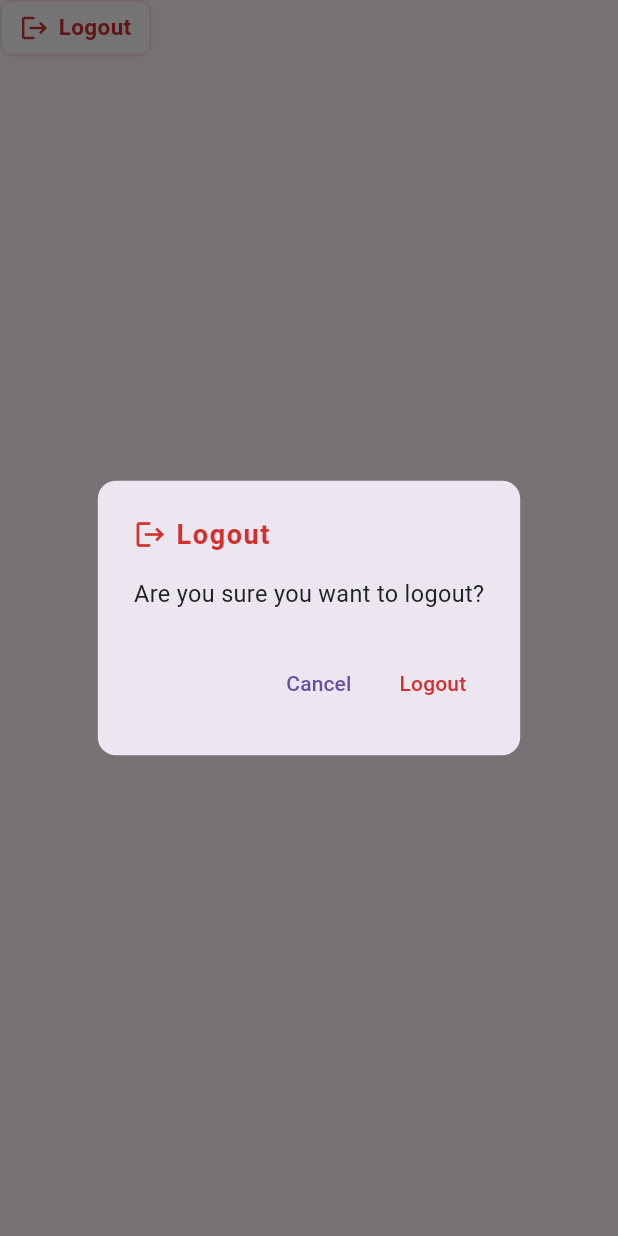
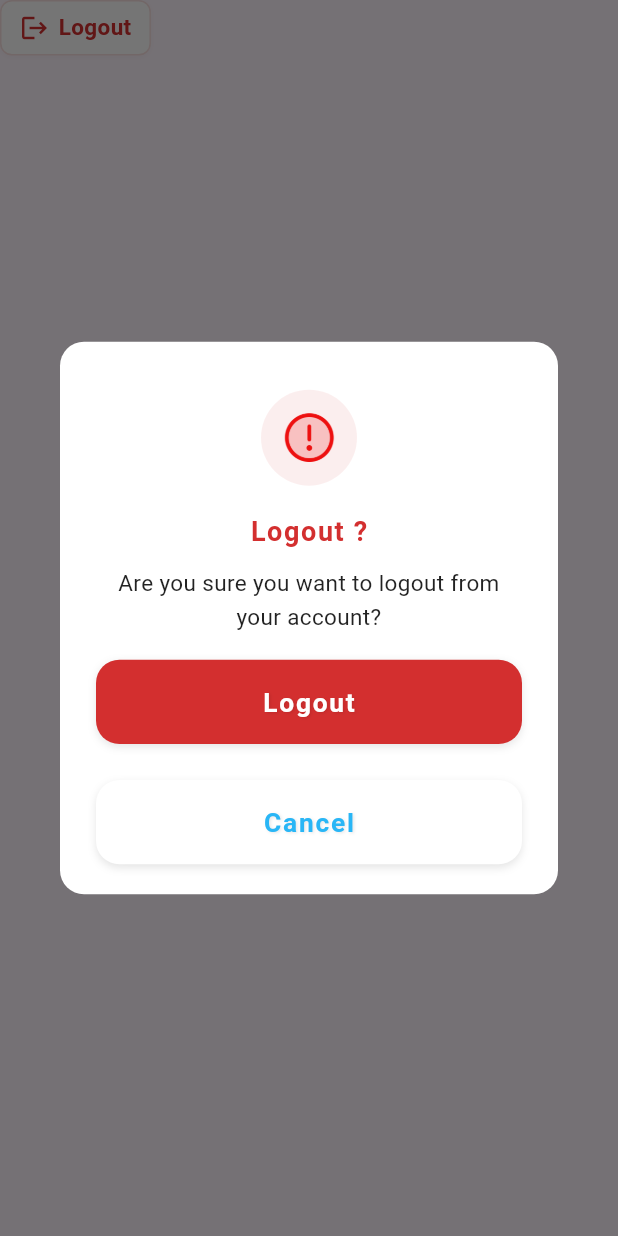
Before and after one commit to mohammadhamza16/e-commerce-cubit, a Flutter app: the CustomLogout widget shown alone on an empty page, opened directly, after a tap on "Logout", on a phone screen of 412 x 824 dp. Run offline on Flutter 3.47's test engine with Material 3 defaults, Android fonts, the phone set to English and light mode, and no system bars; our stand-ins replace bloc, cached_network_image, dartz, dio, equatable, flutter_bloc and 5 more; missing offline and left inert: animated_snack_bar; accounts and stored records are empty; network calls fail; Roboto replaces fonts that are missing (Cairo).

Commit message:
make logout dialog more friendly

```diff
--- a/lib/core/styles/app_assets.dart
+++ b/lib/core/styles/app_assets.dart
@@ -13,4 +13,5 @@ class AppAssets {
   static const String loginLoading = 'assets/lottie/loading.json';
   static const String imageLoading = 'assets/lottie/image_loading.json';
   static const String productsLoading = 'assets/lottie/products_loading.json';
+  static const String warning = 'assets/images/warning.png';
 }
--- a/lib/core/widgets/custom_button.dart
+++ b/lib/core/widgets/custom_button.dart
@@ -12,6 +12,7 @@ class CustomButton extends StatelessWidget {
   final bool isLoading;
   final double? width;
   final Widget? icon;
+  final bool? isGreadiant;
 
   const CustomButton({
     super.key,
@@ -24,6 +25,7 @@ class CustomButton extends StatelessWidget {
     this.isLoading = false,
     this.width,
     this.icon,
+    this.isGreadiant = true,
   });
 
   @override
@@ -36,7 +38,9 @@ class CustomButton extends StatelessWidget {
         width: width ?? double.infinity,
         padding: EdgeInsets.symmetric(vertical: 16.r),
         decoration: BoxDecoration(
-          gradient: LinearGradient(
+          gradient:
+              isGreadiant == true
+                  ? LinearGradient(
                     colors: [
                       color,
                       AppColor.secondary.withValues(alpha: 0.85),
@@ -46,7 +50,9 @@ class CustomButton extends StatelessWidget {
                     begin: Alignment.topLeft,
                     end: Alignment.bottomRight,
                     transform: const GradientRotation(0.12),
-          ),
+                  )
+                  : null,
+          color: isGreadiant == true ? null : color,
           borderRadius: BorderRadius.circular(borderRadius ?? 16.r),
           boxShadow: [
             BoxShadow(
--- a/lib/features/profile/views/widgets/custom_logout.dart
+++ b/lib/features/profile/views/widgets/custom_logout.dart
@@ -1,9 +1,12 @@
 import 'package:e_commerce_app/core/helper/router/routes.dart';
 import 'package:e_commerce_app/core/helper/service_locator.dart';
 import 'package:e_commerce_app/core/helper/storage/secure_storage.dart';
+import 'package:e_commerce_app/core/styles/app_assets.dart';
 import 'package:e_commerce_app/core/styles/app_color.dart';
 import 'package:e_commerce_app/core/styles/app_style.dart';
 import 'package:flutter/material.dart';
+
+import 'package:e_commerce_app/core/widgets/custom_button.dart';
 
 class CustomLogout extends StatelessWidget {
   const CustomLogout({super.key});
@@ -18,37 +21,68 @@ class CustomLogout extends StatelessWidget {
           barrierDismissible: true,
           builder:
               (context) => AlertDialog(
+                backgroundColor: Colors.white,
                 shape: RoundedRectangleBorder(
-                  borderRadius: BorderRadius.circular(12),
+                  borderRadius: BorderRadius.circular(16),
                 ),
-                title: Row(
+                contentPadding: const EdgeInsets.fromLTRB(24, 32, 24, 16),
+                content: Column(
+                  mainAxisSize: MainAxisSize.min,
                   children: [
-                    Icon(Icons.logout, color: AppColor.error, size: 22),
-                    SizedBox(width: 6),
+                    Container(
+                      decoration: BoxDecoration(
+                        color: AppColor.error.withValues(alpha: 0.08),
+                        shape: BoxShape.circle,
+                      ),
+                      padding: const EdgeInsets.all(12),
+                      child: Image.asset(
+                        AppAssets.warning,
+                        width: 40,
+                        height: 40,
+                      ),
+                    ),
+                    const SizedBox(height: 18),
                     Text(
-                      'Logout',
+                      'Logout ?',
                       style: AppStyle.headline2.copyWith(
                         color: AppColor.error,
+                        fontWeight: FontWeight.bold,
                         fontSize: 18,
                       ),
                     ),
+                    const SizedBox(height: 10),
+                    Text(
+                      'Are you sure you want to logout from your account? ',
+                      style: AppStyle.body.copyWith(
+                        color: Colors.black87,
+                        fontSize: 15,
+                      ),
+                      textAlign: TextAlign.center,
+                    ),
                   ],
                 ),
-                content: Text(
-                  'Are you sure you want to logout?',
-                  style: AppStyle.body,
-                ),
+                actionsPadding: const EdgeInsets.fromLTRB(24, 0, 24, 20),
+                actionsAlignment: MainAxisAlignment.center,
                 actions: [
-                  TextButton(
-                    onPressed: () => Navigator.of(context).pop(false),
-                    child: const Text('Cancel'),
-                  ),
-                  TextButton(
-                    style: TextButton.styleFrom(
-                      foregroundColor: AppColor.error,
-                    ),
-                    onPressed: () => Navigator.of(context).pop(true),
-                    child: const Text('Logout'),
+                  Column(
+                    crossAxisAlignment: CrossAxisAlignment.stretch,
+                    children: [
+                      CustomButton(
+                        isGreadiant: false,
+                        text: 'Logout',
+                        color: AppColor.error,
+                        textColor: Colors.white,
+                        onPressed: () => Navigator.of(context).pop(true),
+                      ),
+                      const SizedBox(height: 24),
+                      CustomButton(
+                        isGreadiant: false,
+                        text: 'Cancel',
+                        color: Colors.white,
+                        textColor: AppColor.info,
+                        onPressed: () => Navigator.of(context).pop(false),
+                      ),
+                    ],
                   ),
                 ],
               ),
```
Also changed, not shown: assets/images/warning.png (added). Lines whose indentation alone changed are shown as unchanged.
